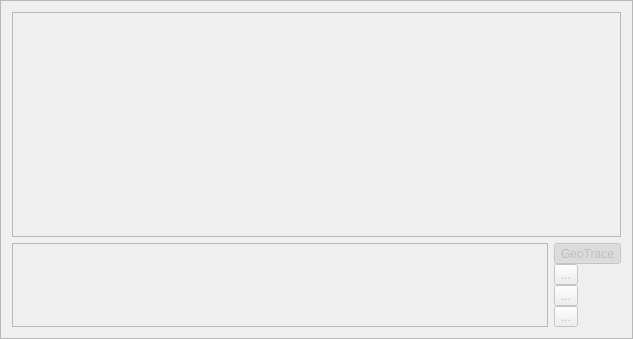
First picture: the form in src/plugins/displayGraphic2D/displaygraphic2Dframe.ui, repository shujaatak/gpsbook, before the edit.
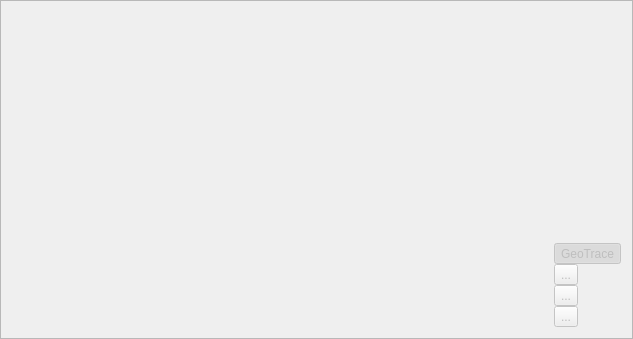
Second picture: the form after the edit. Icons and pictures are not drawn.

The edit to the form file:
```diff
--- a/src/plugins/displayGraphic2D/displaygraphic2Dframe.ui
+++ b/src/plugins/displayGraphic2D/displaygraphic2Dframe.ui
@@ -135,12 +135,6 @@
        <verstretch>0</verstretch>
       </sizepolicy>
      </property>
-     <property name="frameShape">
-      <enum>QFrame::StyledPanel</enum>
-     </property>
-     <property name="frameShadow">
-      <enum>QFrame::Raised</enum>
-     </property>
      <layout class="QVBoxLayout" name="verticalLayout_3"/>
     </widget>
    </item>
@@ -152,12 +146,6 @@
        <verstretch>0</verstretch>
       </sizepolicy>
      </property>
-     <property name="frameShape">
-      <enum>QFrame::StyledPanel</enum>
-     </property>
-     <property name="frameShadow">
-      <enum>QFrame::Raised</enum>
-     </property>
      <layout class="QVBoxLayout" name="verticalLayout_2"/>
     </widget>
    </item>
```
